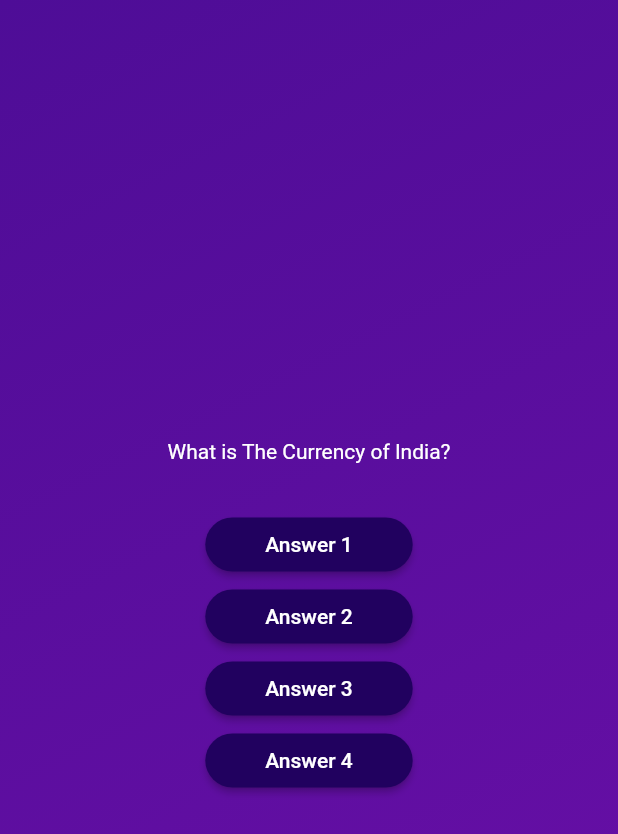
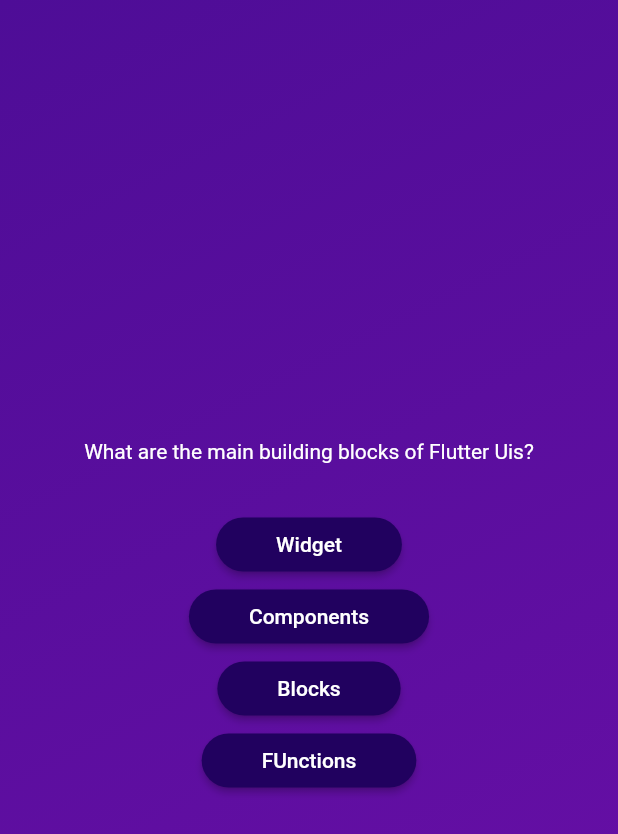
Before and after one commit to Md-Roni024/FLutter_Practice, a Flutter app: the screen it shows after launch, after a tap on "Start Quiz", on a phone screen of 412 x 824 dp. Shown: the top 834 px of the screen. Run offline on Flutter 3.47's test engine with Material 2 defaults, Android fonts, the phone set to English and light mode, and no system bars.

Commit message:
Display Question[0] and answer

```diff
--- a/lib/questinons_screen.dart
+++ b/lib/questinons_screen.dart
@@ -1,5 +1,6 @@
 import 'package:flutter/material.dart';
 import 'package:second_project/answer_button.dart';
+import 'package:second_project/data/questions.dart';
 
 class QuestionsScreen extends StatefulWidget {
   const QuestionsScreen({super.key});
@@ -12,22 +13,24 @@ class QuestionsScreen extends StatefulWidget {
 class _QuestionScreenState extends State<QuestionsScreen> {
   @override
   Widget build(context) {
+    final currentQuestion = questions[0];
+
     return SizedBox(
       width: double.infinity,
       child: Column(
         mainAxisAlignment: MainAxisAlignment.center,
         children: [
-          const Text(
-            "What is The Currency of India?",
-            style: TextStyle(
+          Text(
+            currentQuestion.text,
+            style: const TextStyle(
               color: Colors.white,
             ),
           ),
           const SizedBox(height: 30),
-          AnswerButton(answerText: 'Answer 1', onTap: () {}),
-          AnswerButton(answerText: 'Answer 2', onTap: () {}),
-          AnswerButton(answerText: 'Answer 3', onTap: () {}),
-          AnswerButton(answerText: 'Answer 4', onTap: () {}),
+          AnswerButton(answerText: currentQuestion.answers[0], onTap: () {}),
+          AnswerButton(answerText: currentQuestion.answers[1], onTap: () {}),
+          AnswerButton(answerText: currentQuestion.answers[2], onTap: () {}),
+          AnswerButton(answerText: currentQuestion.answers[3], onTap: () {}),
         ],
       ),
     );
```
